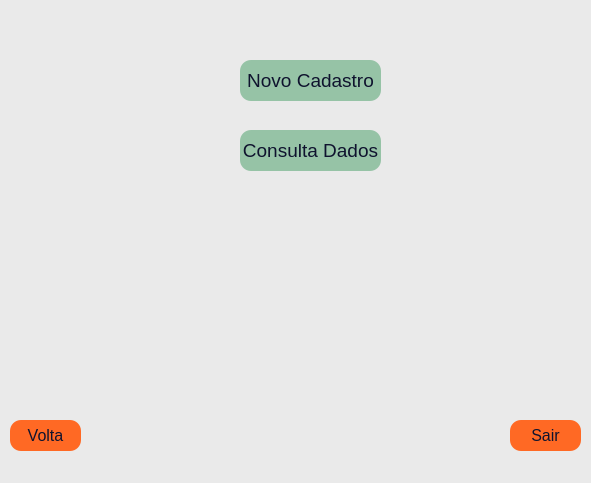
Before: the Qt Designer form Windows/tela_opcoes.ui in FabioAleluia/MeuSysDeCadastro_v1.0, drawn with Qt 5.
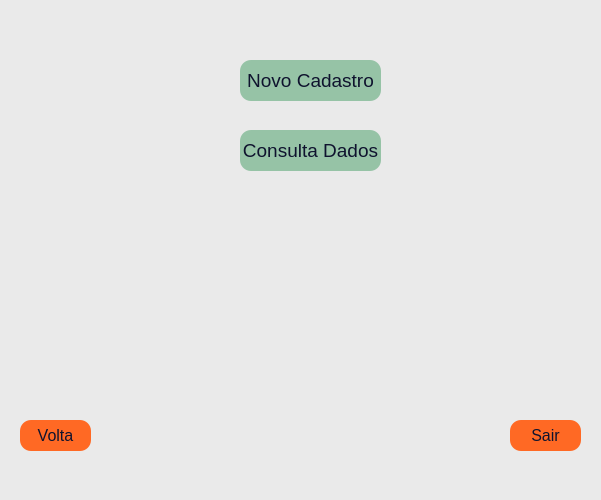
After: the same form once the commit is applied.

Diff of the .ui file:
```diff
--- a/Windows/tela_opcoes.ui
+++ b/Windows/tela_opcoes.ui
@@ -6,10 +6,16 @@
    <rect>
     <x>0</x>
     <y>0</y>
-    <width>591</width>
-    <height>483</height>
+    <width>601</width>
+    <height>500</height>
    </rect>
   </property>
+  <property name="maximumSize">
+   <size>
+    <width>601</width>
+    <height>500</height>
+   </size>
+  </property>
   <property name="windowTitle">
    <string/>
   </property>
@@ -55,7 +61,7 @@
    <widget class="QPushButton" name="volta_for_opcoes">
     <property name="geometry">
      <rect>
-      <x>10</x>
+      <x>20</x>
       <y>420</y>
       <width>71</width>
       <height>31</height>
```
